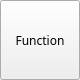
The window that functionbtn.ui (ziho719/HMS) describes before a commit, drawn with Qt 5.
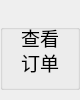
The same window after the commit.

Commit message: 完成了预订界面 functionbtn剩余connect未完成 完成了完善信息dlg

The edit to the form file:
```diff
--- a/functionbtn.ui
+++ b/functionbtn.ui
@@ -10,29 +10,98 @@
     <x>0</x>
     <y>0</y>
     <width>80</width>
-    <height>80</height>
+    <height>100</height>
    </rect>
   </property>
   <property name="windowTitle">
    <string>Form</string>
   </property>
-  <widget class="QPushButton" name="Btn">
+  <widget class="QGroupBox" name="groupBox">
    <property name="geometry">
     <rect>
      <x>0</x>
-     <y>0</y>
+     <y>10</y>
      <width>80</width>
      <height>80</height>
     </rect>
    </property>
-   <property name="font">
-    <font>
-     <family>微软雅黑</family>
-    </font>
+   <property name="title">
+    <string> </string>
    </property>
-   <property name="text">
-    <string>Function</string>
-   </property>
+   <widget class="QPushButton" name="Btn">
+    <property name="geometry">
+     <rect>
+      <x>0</x>
+      <y>0</y>
+      <width>80</width>
+      <height>80</height>
+     </rect>
+    </property>
+    <property name="font">
+     <font>
+      <family>微软雅黑</family>
+     </font>
+    </property>
+    <property name="text">
+     <string/>
+    </property>
+    <property name="flat">
+     <bool>true</bool>
+    </property>
+   </widget>
+   <widget class="QLabel" name="labeltop">
+    <property name="enabled">
+     <bool>true</bool>
+    </property>
+    <property name="geometry">
+     <rect>
+      <x>0</x>
+      <y>15</y>
+      <width>80</width>
+      <height>25</height>
+     </rect>
+    </property>
+    <property name="font">
+     <font>
+      <family>黑体</family>
+      <pointsize>14</pointsize>
+     </font>
+    </property>
+    <property name="text">
+     <string>查看</string>
+    </property>
+    <property name="alignment">
+     <set>Qt::AlignCenter</set>
+    </property>
+   </widget>
+   <widget class="QLabel" name="labeldown">
+    <property name="enabled">
+     <bool>true</bool>
+    </property>
+    <property name="geometry">
+     <rect>
+      <x>0</x>
+      <y>40</y>
+      <width>80</width>
+      <height>25</height>
+     </rect>
+    </property>
+    <property name="font">
+     <font>
+      <family>黑体</family>
+      <pointsize>14</pointsize>
+     </font>
+    </property>
+    <property name="text">
+     <string>订单</string>
+    </property>
+    <property name="alignment">
+     <set>Qt::AlignCenter</set>
+    </property>
+   </widget>
+   <zorder>labeltop</zorder>
+   <zorder>labeldown</zorder>
+   <zorder>Btn</zorder>
   </widget>
  </widget>
  <resources/>
```
The commit also changes 21 other files.
